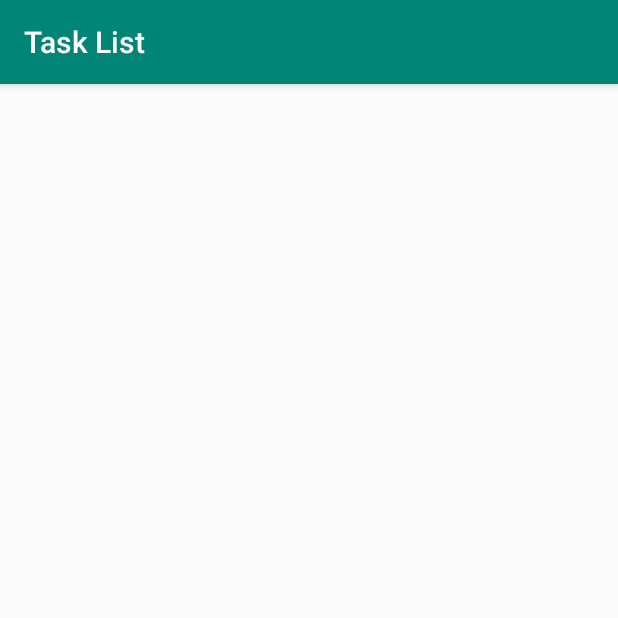
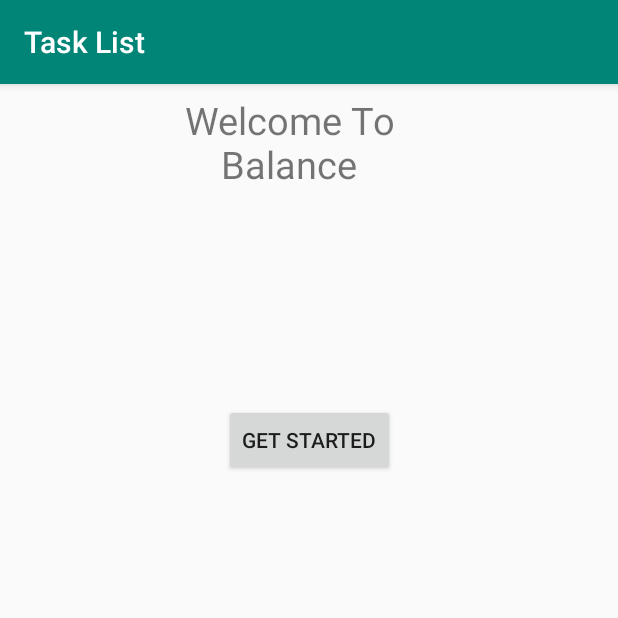
Before and after one commit to MarkWatson95/Senior_Design, an Android app: the screen it shows after launch (WelcomePage), on a phone screen of 412 x 824 dp, the top half of it. Run offline under Robolectric (Android 15) with nearby library versions, the phone set to English and light mode, and no system bars.

Commit message:
Welcome Page and Button to Task view ( for testing )

```diff
--- a/app/src/main/AndroidManifest.xml
+++ b/app/src/main/AndroidManifest.xml
@@ -16,6 +16,11 @@
                 <category android:name="android.intent.category.LAUNCHER" />
             </intent-filter>
         </activity>
+        <activity android:name=".MainActivity">
+            <intent-filter>
+                <action android:name="android.intent.category.DEFAULT"/>
+            </intent-filter>
+        </activity>
     </application>
 
 </manifest>
--- a/app/src/main/java/com/example/mark/senior_design/WelcomePage.java
+++ b/app/src/main/java/com/example/mark/senior_design/WelcomePage.java
@@ -1,5 +1,6 @@
 package com.example.mark.senior_design;
 
+import android.content.Intent;
 import android.support.v7.app.AppCompatActivity;
 import android.os.Bundle;
 import android.view.View;
@@ -10,11 +11,12 @@ public class WelcomePage extends AppCompatActivity {
     @Override
     protected void onCreate(Bundle savedInstanceState) {
         super.onCreate(savedInstanceState);
-        setContentView(R.layout.activity_main);
+        setContentView(R.layout.activity_welcomepage);
         final Button button = findViewById(R.id.welcome_button);
         button.setOnClickListener(new View.OnClickListener() {
-            public void onClick(View v){
-
-            }});
+            public void onClick(View v) {
+                startActivity(new Intent(WelcomePage.this, MainActivity.class));
+            }
+        });
     }
 }
--- /dev/null
+++ b/app/src/main/res/layout/activity_welcomepage.xml
@@ -0,0 +1,35 @@
+<?xml version="1.0" encoding="utf-8"?>
+<android.support.constraint.ConstraintLayout xmlns:android="http://schemas.android.com/apk/res/android"
+    xmlns:app="http://schemas.android.com/apk/res-auto"
+    xmlns:tools="http://schemas.android.com/tools"
+    android:layout_width="match_parent"
+    android:layout_height="match_parent"
+    tools:context=".WelcomePage">
+
+    <TextView
+        android:id="@+id/textView"
+        android:layout_width="177dp"
+        android:layout_height="77dp"
+        android:layout_marginStart="104dp"
+        android:layout_marginLeft="104dp"
+        android:text="@string/welcome"
+        android:textSize="25dp"
+        android:gravity="center"
+        app:layout_constraintTop_toTopOf="parent"
+        app:layout_constraintStart_toStartOf="parent"
+        app:layout_constraintLeft_toLeftOf="parent"
+        app:layout_constraintRight_toRightOf="parent"
+        tools:layout_editor_absoluteY="245dp" />
+
+    <Button
+        android:id="@+id/welcome_button"
+        android:layout_width="wrap_content"
+        android:layout_height="wrap_content"
+        android:layout_marginTop="136dp"
+        android:text="@string/startingbutton"
+        app:layout_constraintTop_toBottomOf="@+id/textView"
+        app:layout_constraintLeft_toLeftOf="parent"
+        app:layout_constraintRight_toRightOf="parent"
+        tools:layout_editor_absoluteX="134dp" />
+
+</android.support.constraint.ConstraintLayout>
--- a/app/src/main/res/values/strings.xml
+++ b/app/src/main/res/values/strings.xml
@@ -2,4 +2,6 @@
     <string name="app_name">Senior_design</string>
     <string name="hello">Hello, World!</string>
     <string name="tasks">Task List</string>
+    <string name="welcome">Welcome To Balance</string>
+    <string name="startingbutton">Get Started</string>
 </resources>
```
